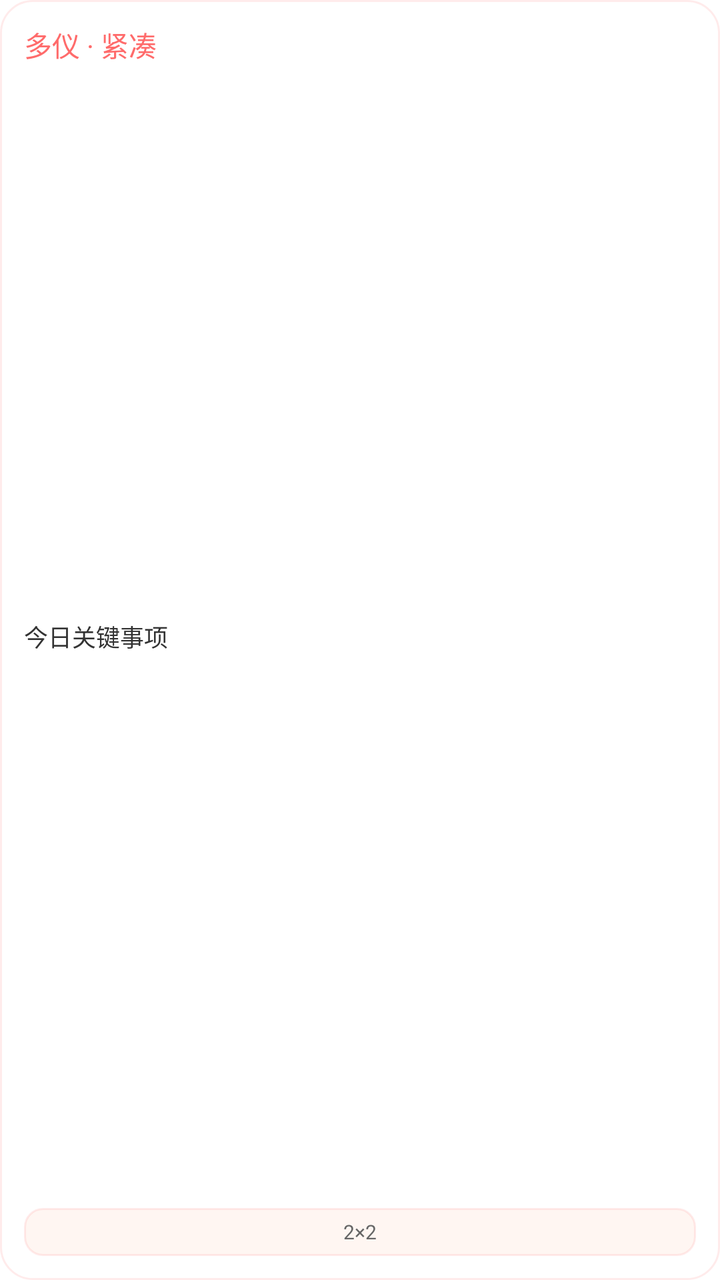
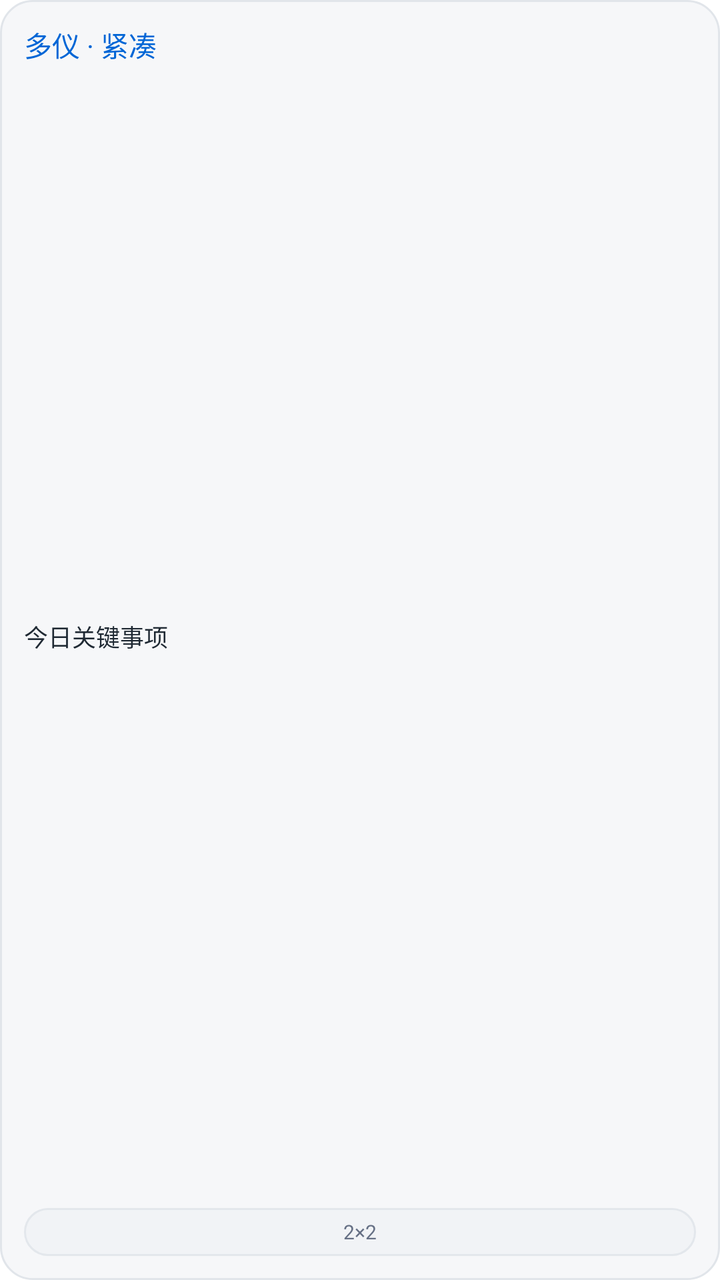

Before-and-after screenshots of an Android layout around one commit, followed by the original layout XML and the change that was made.
<!-- AndroidManifest.xml: fallback theme Theme.MaterialComponents.DayNight.NoActionBar -->
<!-- res/layout/duoyi_widget_preview_compact.xml -->
<?xml version="1.0" encoding="utf-8"?>
<LinearLayout xmlns:android="http://schemas.android.com/apk/res/android"
    android:layout_width="match_parent"
    android:layout_height="match_parent"
    android:orientation="vertical"
    android:padding="12dp"
    android:background="@drawable/widget_bg">

    <TextView
        android:layout_width="match_parent"
        android:layout_height="wrap_content"
        android:ellipsize="end"
        android:maxLines="1"
        android:text="多仪 · 紧凑"
        android:textColor="#FF6B6B"
        android:textSize="14sp" />

    <TextView
        android:layout_width="match_parent"
        android:layout_height="0dp"
        android:layout_weight="1"
        android:gravity="center_vertical"
        android:ellipsize="end"
        android:maxLines="1"
        android:text="今日关键事项"
        android:textColor="#333333"
        android:textSize="12sp" />

    <TextView
        android:layout_width="match_parent"
        android:layout_height="24dp"
        android:gravity="center"
        android:ellipsize="end"
        android:maxLines="1"
        android:background="@drawable/widget_nav_bg"
        android:text="2×2"
        android:textColor="#666666"
        android:textSize="10sp" />
</LinearLayout>
<!-- resources referenced by this layout -->
<resources>
  <!-- drawable widget_bg (drawable) -->
  <?xml version="1.0" encoding="utf-8"?>
  <shape xmlns:android="http://schemas.android.com/apk/res/android"
      android:shape="rectangle">
      <corners android:radius="16dp" />
      <solid android:color="#FFFFFFFF" />
      <stroke android:width="1dp" android:color="#22FF6B6B" />
  </shape>
  <!-- drawable widget_nav_bg (drawable) -->
  <?xml version="1.0" encoding="utf-8"?>
  <shape xmlns:android="http://schemas.android.com/apk/res/android"
      android:shape="rectangle">
      <corners android:radius="9dp" />
      <solid android:color="#FFFFF6F2" />
      <stroke android:width="1dp" android:color="#22FF6B6B" />
  </shape>
</resources>

<!-- the commit's change to res/layout/duoyi_widget_preview_compact.xml (unified diff, before → after) -->
@@ -4,15 +4,16 @@
     android:layout_height="match_parent"
     android:orientation="vertical"
     android:padding="12dp"
-    android:background="@drawable/widget_bg">
+    android:background="@drawable/widget_picker_preview_background">
 
     <TextView
         android:layout_width="match_parent"
         android:layout_height="wrap_content"
         android:ellipsize="end"
         android:maxLines="1"
-        android:text="多仪 · 紧凑"
-        android:textColor="#FF6B6B"
+        android:text="@string/widget_preview_compact_title"
+        android:textColor="#FF0066D6"
+        android:textStyle="normal"
         android:textSize="14sp" />
 
     <TextView
@@ -22,8 +23,9 @@
         android:gravity="center_vertical"
         android:ellipsize="end"
         android:maxLines="1"
-        android:text="今日关键事项"
-        android:textColor="#333333"
+        android:text="@string/widget_preview_compact_sample"
+        android:textColor="#FF1F2933"
+        android:textStyle="normal"
         android:textSize="12sp" />
 
     <TextView
@@ -32,8 +34,9 @@
         android:gravity="center"
         android:ellipsize="end"
         android:maxLines="1"
-        android:background="@drawable/widget_nav_bg"
-        android:text="2×2"
-        android:textColor="#666666"
+        android:background="@drawable/widget_picker_preview_nav_background"
+        android:text="@string/widget_preview_compact_size"
+        android:textColor="#FF667085"
+        android:textStyle="normal"
         android:textSize="10sp" />
 </LinearLayout>
<!-- resource entries referenced after the edit -->
@@ -1,20 +1,27 @@
 <!-- resources referenced by this layout -->
 <resources>
-  <!-- drawable widget_bg (drawable) -->
+  <!-- drawable widget_picker_preview_background (drawable) -->
   <?xml version="1.0" encoding="utf-8"?>
   <shape xmlns:android="http://schemas.android.com/apk/res/android"
       android:shape="rectangle">
+      <solid android:color="#FFF6F7F9" />
+      <stroke
+          android:width="1dp"
+          android:color="#FFE1E5EA" />
       <corners android:radius="16dp" />
-      <solid android:color="#FFFFFFFF" />
-      <stroke android:width="1dp" android:color="#22FF6B6B" />
   </shape>
-  <!-- drawable widget_nav_bg (drawable) -->
+  <!-- drawable widget_picker_preview_nav_background (drawable) -->
   <?xml version="1.0" encoding="utf-8"?>
   <shape xmlns:android="http://schemas.android.com/apk/res/android"
       android:shape="rectangle">
-      <corners android:radius="9dp" />
-      <solid android:color="#FFFFF6F2" />
-      <stroke android:width="1dp" android:color="#22FF6B6B" />
+      <solid android:color="#FFF1F3F6" />
+      <stroke
+          android:width="1dp"
+          android:color="#FFE3E7EC" />
+      <corners android:radius="12dp" />
   </shape>
+  <string name="widget_preview_compact_sample">今日关键事项</string>
+  <string name="widget_preview_compact_size" translatable="false">2×2</string>
+  <string name="widget_preview_compact_title">多仪 · 紧凑</string>
 </resources>
 
